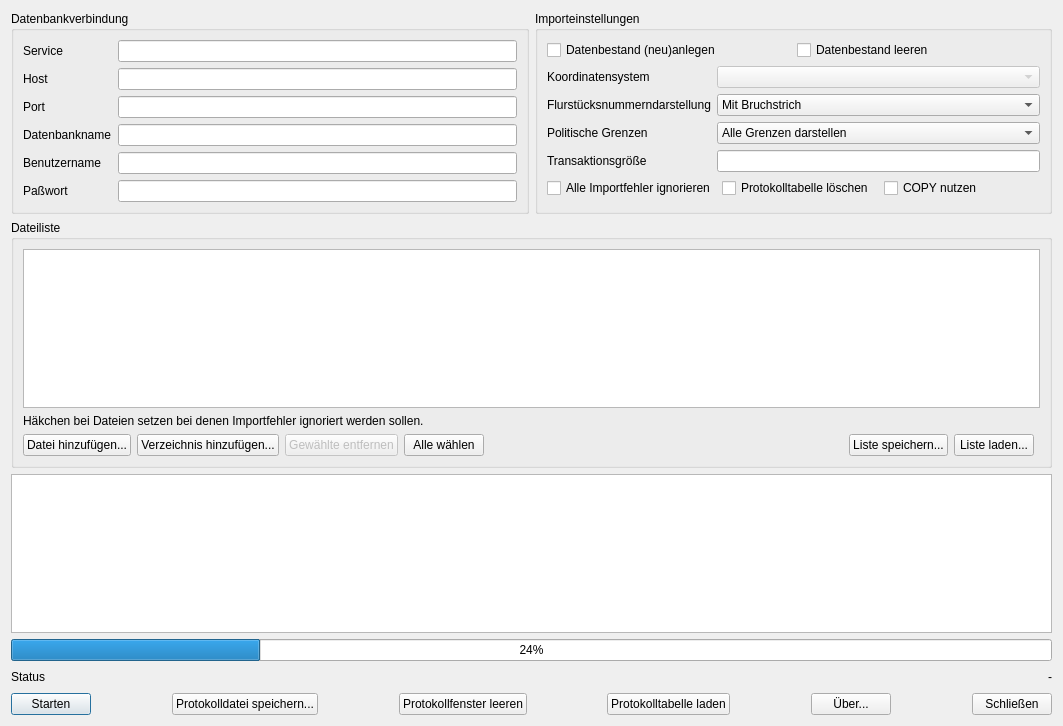
This is alkisImportDlg.ui in norBIT/alkisimport as Qt 5 draws it before an edit. The edited form follows.
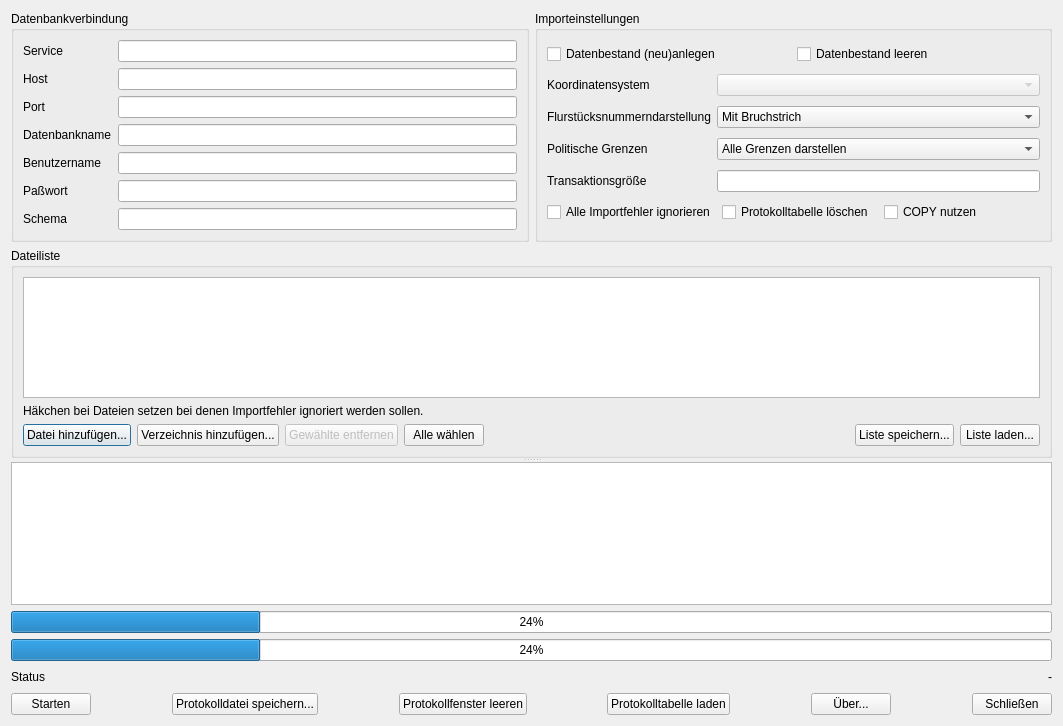
This is the edited form.

Commit message: Anpassung für das volle Datenmodell: * SQL-Schema und GFS-Template mit Schema xmi2db erzeugt   und integriert (s. norBIT/xmi2db@9fb61a4) * Ableitungsregeln angepaßt * Migration angepaßt * Splitter zw. Dateiliste und Protokoll in der GUI * NAS_INDICATOR gekürzt * Fortschrittanzeige beim Dateiimport * Erfordert angepaßtes GDAL (s. norBIT/gdal@5be6e53)  * NAS_GFS_TEMPLATE verwenden  * NAS_NO_RELATION_LAYER verwenden

```diff
--- a/alkisImportDlg.ui
+++ b/alkisImportDlg.ui
@@ -13,18 +13,429 @@
   <property name="windowTitle">
    <string>ALKIS-Import #VERSION#</string>
   </property>
-  <layout class="QGridLayout" name="gridLayout">
-   <item row="13" column="0" colspan="2">
+  <layout class="QVBoxLayout" name="verticalLayout_2">
+   <item>
+    <layout class="QHBoxLayout" name="horizontalLayout_7">
+     <item>
+      <widget class="QGroupBox" name="groupBox_3">
+       <property name="title">
+        <string>Datenbankverbindung</string>
+       </property>
+       <layout class="QFormLayout" name="formLayout">
+        <property name="fieldGrowthPolicy">
+         <enum>QFormLayout::AllNonFixedFieldsGrow</enum>
+        </property>
+        <item row="0" column="0">
+         <widget class="QLabel" name="label_6">
+          <property name="text">
+           <string>Service</string>
+          </property>
+          <property name="buddy">
+           <cstring>leSERVICE</cstring>
+          </property>
+         </widget>
+        </item>
+        <item row="0" column="1">
+         <widget class="QLineEdit" name="leSERVICE"/>
+        </item>
+        <item row="1" column="0">
+         <widget class="QLabel" name="label_7">
+          <property name="text">
+           <string>Host</string>
+          </property>
+          <property name="buddy">
+           <cstring>leHOST</cstring>
+          </property>
+         </widget>
+        </item>
+        <item row="1" column="1">
+         <widget class="QLineEdit" name="leHOST">
+          <property name="text">
+           <string/>
+          </property>
+         </widget>
+        </item>
+        <item row="2" column="0">
+         <widget class="QLabel" name="label_9">
+          <property name="text">
+           <string>Port</string>
+          </property>
+          <property name="buddy">
+           <cstring>lePORT</cstring>
+          </property>
+         </widget>
+        </item>
+        <item row="2" column="1">
+         <widget class="QLineEdit" name="lePORT">
+          <property name="inputMask">
+           <string>99999; </string>
+          </property>
+          <property name="text">
+           <string/>
+          </property>
+         </widget>
+        </item>
+        <item row="3" column="0">
+         <widget class="QLabel" name="label">
+          <property name="text">
+           <string>Datenbankname</string>
+          </property>
+          <property name="buddy">
+           <cstring>leDBNAME</cstring>
+          </property>
+         </widget>
+        </item>
+        <item row="3" column="1">
+         <widget class="QLineEdit" name="leDBNAME"/>
+        </item>
+        <item row="4" column="0">
+         <widget class="QLabel" name="label_2">
+          <property name="text">
+           <string>Benutzername</string>
+          </property>
+          <property name="buddy">
+           <cstring>leUID</cstring>
+          </property>
+         </widget>
+        </item>
+        <item row="4" column="1">
+         <widget class="QLineEdit" name="leUID">
+          <property name="text">
+           <string/>
+          </property>
+         </widget>
+        </item>
+        <item row="5" column="0">
+         <widget class="QLabel" name="label_3">
+          <property name="text">
+           <string>Paßwort</string>
+          </property>
+          <property name="buddy">
+           <cstring>lePWD</cstring>
+          </property>
+         </widget>
+        </item>
+        <item row="5" column="1">
+         <widget class="QLineEdit" name="lePWD">
+          <property name="text">
+           <string/>
+          </property>
+          <property name="echoMode">
+           <enum>QLineEdit::Password</enum>
+          </property>
+         </widget>
+        </item>
+        <item row="6" column="0">
+         <widget class="QLabel" name="label_12">
+          <property name="text">
+           <string>Schema</string>
+          </property>
+          <property name="buddy">
+           <cstring>lePWD</cstring>
+          </property>
+         </widget>
+        </item>
+        <item row="6" column="1">
+         <widget class="QLineEdit" name="leSCHEMA">
+          <property name="text">
+           <string/>
+          </property>
+         </widget>
+        </item>
+       </layout>
+      </widget>
+     </item>
+     <item>
+      <widget class="QGroupBox" name="groupBox">
+       <property name="title">
+        <string>Importeinstellungen</string>
+       </property>
+       <layout class="QGridLayout" name="gridLayout_2">
+        <item row="4" column="1">
+         <widget class="QComboBox" name="cbPgVerdraengen">
+          <item>
+           <property name="text">
+            <string>Alle Grenzen darstellen</string>
+           </property>
+          </item>
+          <item>
+           <property name="text">
+            <string>Nur jeweils höchstwertige Grenze darstellen</string>
+           </property>
+          </item>
+         </widget>
+        </item>
+        <item row="4" column="0">
+         <widget class="QLabel" name="label_11">
+          <property name="text">
+           <string>Politische Grenzen</string>
+          </property>
+          <property name="buddy">
+           <cstring>cbPgVerdraengen</cstring>
+          </property>
+         </widget>
+        </item>
+        <item row="5" column="0">
+         <widget class="QLabel" name="label_10">
+          <property name="text">
+           <string>Transaktionsgröße</string>
+          </property>
+          <property name="buddy">
+           <cstring>leGT</cstring>
+          </property>
+         </widget>
+        </item>
+        <item row="2" column="1">
+         <widget class="QComboBox" name="cbEPSG">
+          <property name="enabled">
+           <bool>false</bool>
+          </property>
+         </widget>
+        </item>
+        <item row="2" column="0">
+         <widget class="QLabel" name="label_5">
+          <property name="text">
+           <string>Koordinatensystem</string>
+          </property>
+          <property name="buddy">
+           <cstring>cbEPSG</cstring>
+          </property>
+         </widget>
+        </item>
+        <item row="3" column="0">
+         <widget class="QLabel" name="label_8">
+          <property name="text">
+           <string>Flurstücksnummerndarstellung</string>
+          </property>
+          <property name="buddy">
+           <cstring>cbFnbruch</cstring>
+          </property>
+         </widget>
+        </item>
+        <item row="13" column="0" colspan="2">
+         <layout class="QHBoxLayout" name="horizontalLayout_2">
+          <item>
+           <widget class="QCheckBox" name="cbxSkipFailures">
+            <property name="text">
+             <string>Alle Importfehler ignorieren</string>
+            </property>
+           </widget>
+          </item>
+          <item>
+           <widget class="QCheckBox" name="cbxClearProtocol">
+            <property name="text">
+             <string>Protokolltabelle löschen</string>
+            </property>
+           </widget>
+          </item>
+          <item>
+           <widget class="QCheckBox" name="cbxUseCopy">
+            <property name="text">
+             <string>COPY nutzen</string>
+            </property>
+           </widget>
+          </item>
+         </layout>
+        </item>
+        <item row="5" column="1">
+         <widget class="QLineEdit" name="leGT">
+          <property name="layoutDirection">
+           <enum>Qt::LeftToRight</enum>
+          </property>
+          <property name="text">
+           <string/>
+          </property>
+          <property name="maxLength">
+           <number>32767</number>
+          </property>
+          <property name="cursorPosition">
+           <number>0</number>
+          </property>
+         </widget>
+        </item>
+        <item row="3" column="1">
+         <widget class="QComboBox" name="cbFnbruch">
+          <item>
+           <property name="text">
+            <string>Mit Bruchstrich</string>
+           </property>
+          </item>
+          <item>
+           <property name="text">
+            <string>Mit Schrägstrich</string>
+           </property>
+          </item>
+         </widget>
+        </item>
+        <item row="0" column="0" colspan="2">
+         <layout class="QHBoxLayout" name="horizontalLayout_5">
+          <item>
+           <widget class="QCheckBox" name="cbxCreate">
+            <property name="text">
+             <string>Datenbestand (neu)anlegen</string>
+            </property>
+           </widget>
+          </item>
+          <item>
+           <widget class="QCheckBox" name="cbxClean">
+            <property name="text">
+             <string>Datenbestand leeren</string>
+            </property>
+           </widget>
+          </item>
+         </layout>
+        </item>
+       </layout>
+      </widget>
+     </item>
+    </layout>
+   </item>
+   <item>
+    <widget class="QSplitter" name="splitter">
+     <property name="orientation">
+      <enum>Qt::Vertical</enum>
+     </property>
+     <widget class="QGroupBox" name="groupBox_2">
+      <property name="title">
+       <string>Dateiliste</string>
+      </property>
+      <layout class="QVBoxLayout" name="verticalLayout">
+       <item>
+        <widget class="QListWidget" name="lstFiles">
+         <property name="selectionMode">
+          <enum>QAbstractItemView::ExtendedSelection</enum>
+         </property>
+        </widget>
+       </item>
+       <item>
+        <widget class="QLabel" name="label_4">
+         <property name="text">
+          <string>Häkchen bei Dateien setzen bei denen Importfehler ignoriert werden sollen.</string>
+         </property>
+        </widget>
+       </item>
+       <item>
+        <layout class="QHBoxLayout" name="horizontalLayout_4">
+         <item>
+          <widget class="QPushButton" name="pbAdd">
+           <property name="text">
+            <string>Datei hinzufügen...</string>
+           </property>
+          </widget>
+         </item>
+         <item>
+          <widget class="QPushButton" name="pbAddDir">
+           <property name="text">
+            <string>Verzeichnis hinzufügen...</string>
+           </property>
+          </widget>
+         </item>
+         <item>
+          <widget class="QPushButton" name="pbRemove">
+           <property name="enabled">
+            <bool>false</bool>
+           </property>
+           <property name="text">
+            <string>Gewählte entfernen</string>
+           </property>
+          </widget>
+         </item>
+         <item>
+          <widget class="QPushButton" name="pbSelectAll">
+           <property name="enabled">
+            <bool>true</bool>
+           </property>
+           <property name="text">
+            <string>Alle wählen</string>
+           </property>
+          </widget>
+         </item>
+         <item>
+          <spacer name="horizontalSpacer_5">
+           <property name="orientation">
+            <enum>Qt::Horizontal</enum>
+           </property>
+           <property name="sizeHint" stdset="0">
+            <size>
+             <width>40</width>
+             <height>20</height>
+            </size>
+           </property>
+          </spacer>
+         </item>
+         <item>
+          <widget class="QPushButton" name="pbSave">
+           <property name="text">
+            <string>Liste speichern...</string>
+           </property>
+          </widget>
+         </item>
+         <item>
+          <widget class="QPushButton" name="pbLoad">
+           <property name="text">
+            <string>Liste laden...</string>
+           </property>
+          </widget>
+         </item>
+        </layout>
+       </item>
+      </layout>
+     </widget>
+     <widget class="QListWidget" name="lwProtocol"/>
+    </widget>
+   </item>
+   <item>
     <widget class="QProgressBar" name="pbProgress">
      <property name="value">
       <number>24</number>
      </property>
     </widget>
    </item>
-   <item row="12" column="0" colspan="2">
-    <widget class="QListWidget" name="lwProtocol"/>
+   <item>
+    <widget class="QProgressBar" name="pbProgressFile">
+     <property name="value">
+      <number>24</number>
+     </property>
+    </widget>
    </item>
-   <item row="16" column="0" colspan="2">
+   <item>
+    <layout class="QHBoxLayout" name="horizontalLayout_3">
+     <item>
+      <widget class="QLabel" name="leStatus">
+       <property name="text">
+        <string>Status</string>
+       </property>
+      </widget>
+     </item>
+     <item>
+      <spacer name="horizontalSpacer_3">
+       <property name="orientation">
+        <enum>Qt::Horizontal</enum>
+       </property>
+       <property name="sizeHint" stdset="0">
+        <size>
+         <width>40</width>
+         <height>20</height>
+        </size>
+       </property>
+      </spacer>
+     </item>
+     <item>
+      <widget class="QLabel" name="alive">
+       <property name="layoutDirection">
+        <enum>Qt::LeftToRight</enum>
+       </property>
+       <property name="text">
+        <string>-</string>
+       </property>
+       <property name="alignment">
+        <set>Qt::AlignRight|Qt::AlignTrailing|Qt::AlignVCenter</set>
+       </property>
+      </widget>
+     </item>
+    </layout>
+   </item>
+   <item>
     <layout class="QHBoxLayout" name="horizontalLayout">
      <item>
       <widget class="QPushButton" name="pbStart">
@@ -135,386 +546,6 @@
      </item>
     </layout>
    </item>
-   <item row="14" column="0" colspan="2">
-    <layout class="QHBoxLayout" name="horizontalLayout_3">
-     <item>
-      <widget class="QLabel" name="leStatus">
-       <property name="text">
-        <string>Status</string>
-       </property>
-      </widget>
-     </item>
-     <item>
-      <spacer name="horizontalSpacer_3">
-       <property name="orientation">
-        <enum>Qt::Horizontal</enum>
-       </property>
-       <property name="sizeHint" stdset="0">
-        <size>
-         <width>40</width>
-         <height>20</height>
-        </size>
-       </property>
-      </spacer>
-     </item>
-     <item>
-      <widget class="QLabel" name="alive">
-       <property name="layoutDirection">
-        <enum>Qt::LeftToRight</enum>
-       </property>
-       <property name="text">
-        <string>-</string>
-       </property>
-       <property name="alignment">
-        <set>Qt::AlignRight|Qt::AlignTrailing|Qt::AlignVCenter</set>
-       </property>
-      </widget>
-     </item>
-    </layout>
-   </item>
-   <item row="0" column="1" rowspan="2">
-    <widget class="QGroupBox" name="groupBox">
-     <property name="title">
-      <string>Importeinstellungen</string>
-     </property>
-     <layout class="QGridLayout" name="gridLayout_2">
-      <item row="5" column="1">
-       <widget class="QLineEdit" name="leGT">
-        <property name="layoutDirection">
-         <enum>Qt::LeftToRight</enum>
-        </property>
-        <property name="text">
-         <string/>
-        </property>
-        <property name="maxLength">
-         <number>32767</number>
-        </property>
-        <property name="cursorPosition">
-         <number>0</number>
-        </property>
-       </widget>
-      </item>
-      <item row="13" column="0" colspan="2">
-       <layout class="QHBoxLayout" name="horizontalLayout_2">
-        <item>
-         <widget class="QCheckBox" name="cbxSkipFailures">
-          <property name="text">
-           <string>Alle Importfehler ignorieren</string>
-          </property>
-         </widget>
-        </item>
-        <item>
-         <widget class="QCheckBox" name="cbxClearProtocol">
-          <property name="text">
-           <string>Protokolltabelle löschen</string>
-          </property>
-         </widget>
-        </item>
-        <item>
-         <widget class="QCheckBox" name="cbxUseCopy">
-          <property name="text">
-           <string>COPY nutzen</string>
-          </property>
-         </widget>
-        </item>
-       </layout>
-      </item>
-      <item row="0" column="0" colspan="2">
-       <layout class="QHBoxLayout" name="horizontalLayout_5">
-        <item>
-         <widget class="QCheckBox" name="cbxCreate">
-          <property name="text">
-           <string>Datenbestand (neu)anlegen</string>
-          </property>
-         </widget>
-        </item>
-        <item>
-         <widget class="QCheckBox" name="cbxClean">
-          <property name="text">
-           <string>Datenbestand leeren</string>
-          </property>
-         </widget>
-        </item>
-       </layout>
-      </item>
-      <item row="3" column="1">
-       <widget class="QComboBox" name="cbFnbruch">
-        <item>
-         <property name="text">
-          <string>Mit Bruchstrich</string>
-         </property>
-        </item>
-        <item>
-         <property name="text">
-          <string>Mit Schrägstrich</string>
-         </property>
-        </item>
-       </widget>
-      </item>
-      <item row="2" column="0">
-       <widget class="QLabel" name="label_5">
-        <property name="text">
-         <string>Koordinatensystem</string>
-        </property>
-        <property name="buddy">
-         <cstring>cbEPSG</cstring>
-        </property>
-       </widget>
-      </item>
-      <item row="3" column="0">
-       <widget class="QLabel" name="label_8">
-        <property name="text">
-         <string>Flurstücksnummerndarstellung</string>
-        </property>
-        <property name="buddy">
-         <cstring>cbFnbruch</cstring>
-        </property>
-       </widget>
-      </item>
-      <item row="5" column="0">
-       <widget class="QLabel" name="label_10">
-        <property name="text">
-         <string>Transaktionsgröße</string>
-        </property>
-        <property name="buddy">
-         <cstring>leGT</cstring>
-        </property>
-       </widget>
-      </item>
-      <item row="2" column="1">
-       <widget class="QComboBox" name="cbEPSG">
-        <property name="enabled">
-         <bool>false</bool>
-        </property>
-       </widget>
-      </item>
-      <item row="4" column="0">
-       <widget class="QLabel" name="label_11">
-        <property name="text">
-         <string>Politische Grenzen</string>
-        </property>
-        <property name="buddy">
-         <cstring>cbPgVerdraengen</cstring>
-        </property>
-       </widget>
-      </item>
-      <item row="4" column="1">
-       <widget class="QComboBox" name="cbPgVerdraengen">
-        <item>
-         <property name="text">
-          <string>Alle Grenzen darstellen</string>
-         </property>
-        </item>
-        <item>
-         <property name="text">
-          <string>Nur jeweils höchstwertige Grenze darstellen</string>
-         </property>
-        </item>
-       </widget>
-      </item>
-     </layout>
-    </widget>
-   </item>
-   <item row="0" column="0" rowspan="2">
-    <widget class="QGroupBox" name="groupBox_3">
-     <property name="title">
-      <string>Datenbankverbindung</string>
-     </property>
-     <layout class="QFormLayout" name="formLayout">
-      <property name="fieldGrowthPolicy">
-       <enum>QFormLayout::AllNonFixedFieldsGrow</enum>
-      </property>
-      <item row="0" column="0">
-       <widget class="QLabel" name="label_6">
-        <property name="text">
-         <string>Service</string>
-        </property>
-        <property name="buddy">
-         <cstring>leSERVICE</cstring>
-        </property>
-       </widget>
-      </item>
-      <item row="0" column="1">
-       <widget class="QLineEdit" name="leSERVICE"/>
-      </item>
-      <item row="1" column="0">
-       <widget class="QLabel" name="label_7">
-        <property name="text">
-         <string>Host</string>
-        </property>
-        <property name="buddy">
-         <cstring>leHOST</cstring>
-        </property>
-       </widget>
-      </item>
-      <item row="1" column="1">
-       <widget class="QLineEdit" name="leHOST">
-        <property name="text">
-         <string/>
-        </property>
-       </widget>
-      </item>
-      <item row="2" column="0">
-       <widget class="QLabel" name="label_9">
-        <property name="text">
-         <string>Port</string>
-        </property>
-        <property name="buddy">
-         <cstring>lePORT</cstring>
-        </property>
-       </widget>
-      </item>
-      <item row="2" column="1">
-       <widget class="QLineEdit" name="lePORT">
-        <property name="inputMask">
-         <string>99999; </string>
-        </property>
-        <property name="text">
-         <string/>
-        </property>
-       </widget>
-      </item>
-      <item row="3" column="0">
-       <widget class="QLabel" name="label">
-        <property name="text">
-         <string>Datenbankname</string>
-        </property>
-        <property name="buddy">
-         <cstring>leDBNAME</cstring>
-        </property>
-       </widget>
-      </item>
-      <item row="3" column="1">
-       <widget class="QLineEdit" name="leDBNAME"/>
-      </item>
-      <item row="4" column="0">
-       <widget class="QLabel" name="label_2">
-        <property name="text">
-         <string>Benutzername</string>
-        </property>
-        <property name="buddy">
-         <cstring>leUID</cstring>
-        </property>
-       </widget>
-      </item>
-      <item row="4" column="1">
-       <widget class="QLineEdit" name="leUID">
-        <property name="text">
-         <string/>
-        </property>
-       </widget>
-      </item>
-      <item row="5" column="0">
-       <widget class="QLabel" name="label_3">
-        <property name="text">
-         <string>Paßwort</string>
-        </property>
-        <property name="buddy">
-         <cstring>lePWD</cstring>
-        </property>
-       </widget>
-      </item>
-      <item row="5" column="1">
-       <widget class="QLineEdit" name="lePWD">
-        <property name="text">
-         <string/>
-        </property>
-        <property name="echoMode">
-         <enum>QLineEdit::Password</enum>
-        </property>
-       </widget>
-      </item>
-     </layout>
-    </widget>
-   </item>
-   <item row="3" column="0" colspan="2">
-    <widget class="QGroupBox" name="groupBox_2">
-     <property name="title">
-      <string>Dateiliste</string>
-     </property>
-     <layout class="QGridLayout" name="gridLayout_3">
-      <item row="3" column="0">
-       <layout class="QHBoxLayout" name="horizontalLayout_4">
-        <item>
-         <widget class="QPushButton" name="pbAdd">
-          <property name="text">
-           <string>Datei hinzufügen...</string>
-          </property>
-         </widget>
-        </item>
-        <item>
-         <widget class="QPushButton" name="pbAddDir">
-          <property name="text">
-           <string>Verzeichnis hinzufügen...</string>
-          </property>
-         </widget>
-        </item>
-        <item>
-         <widget class="QPushButton" name="pbRemove">
-          <property name="enabled">
-           <bool>false</bool>
-          </property>
-          <property name="text">
-           <string>Gewählte entfernen</string>
-          </property>
-         </widget>
-        </item>
-        <item>
-         <widget class="QPushButton" name="pbSelectAll">
-          <property name="enabled">
-           <bool>true</bool>
-          </property>
-          <property name="text">
-           <string>Alle wählen</string>
-          </property>
-         </widget>
-        </item>
-        <item>
-         <spacer name="horizontalSpacer_5">
-          <property name="orientation">
-           <enum>Qt::Horizontal</enum>
-          </property>
-          <property name="sizeHint" stdset="0">
-           <size>
-            <width>40</width>
-            <height>20</height>
-           </size>
-          </property>
-         </spacer>
-        </item>
-        <item>
-         <widget class="QPushButton" name="pbSave">
-          <property name="text">
-           <string>Liste speichern...</string>
-          </property>
-         </widget>
-        </item>
-        <item>
-         <widget class="QPushButton" name="pbLoad">
-          <property name="text">
-           <string>Liste laden...</string>
-          </property>
-         </widget>
-        </item>
-       </layout>
-      </item>
-      <item row="2" column="0">
-       <widget class="QLabel" name="label_4">
-        <property name="text">
-         <string>Häkchen bei Dateien setzen bei denen Importfehler ignoriert werden sollen.</string>
-        </property>
-       </widget>
-      </item>
-      <item row="0" column="0" rowspan="2" colspan="2">
-       <widget class="QListWidget" name="lstFiles">
-        <property name="selectionMode">
-         <enum>QAbstractItemView::ExtendedSelection</enum>
-        </property>
-       </widget>
-      </item>
-     </layout>
-    </widget>
-   </item>
   </layout>
  </widget>
  <tabstops>
```
The commit also changes 14 other files.
